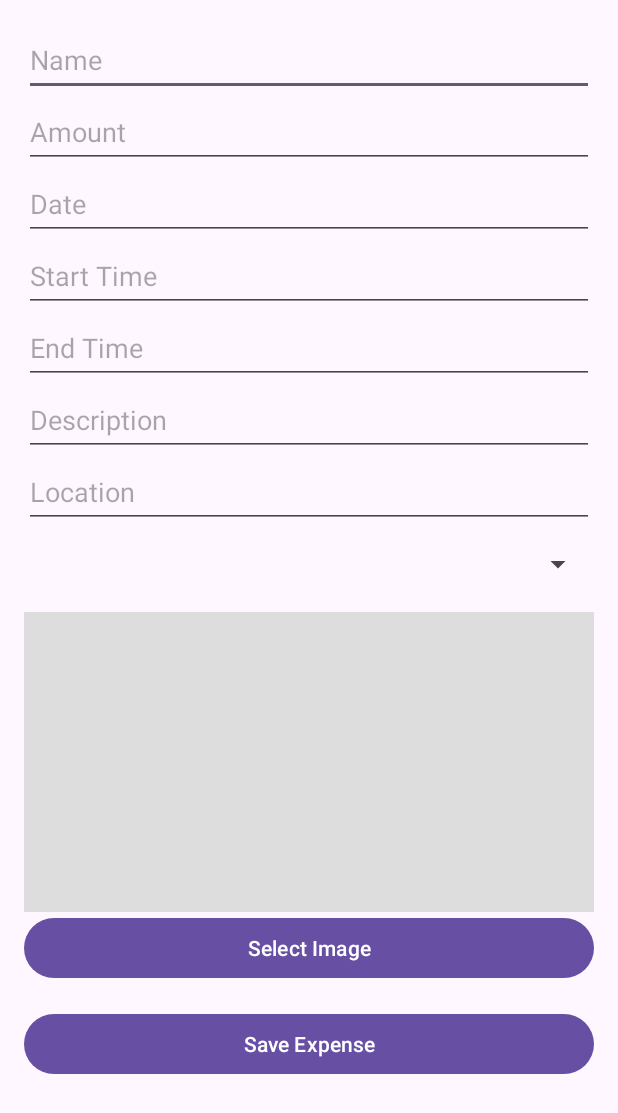
After one commit to CalebHartsliefST10255912/PROG7313_POE_PART2, an Android app: the layout activity_add_expense.xml on its own in the app's theme, with its tools: preview values and no code run, on a phone screen of 412 x 824 dp. The commit adds this screen. Shown: the top 1113 px of the screen. Run offline under Robolectric (Android 15) with nearby library versions, the phone set to English and light mode, and no system bars.

Commit message:
vinay stuff

```diff
--- a/BudgetBee/app/src/main/java/com/example/budgetbee/CategoriesActivity.kt
+++ b/BudgetBee/app/src/main/java/com/example/budgetbee/CategoriesActivity.kt
@@ -57,7 +57,9 @@ class CategoriesActivity : AppCompatActivity() {
                     CategoryEntity(userId = userId, name = "Gifts", iconResId = R.drawable.blue_circle),
                     CategoryEntity(userId = userId, name = "Savings", iconResId = R.drawable.blue_circle),
                     CategoryEntity(userId = userId, name = "Entertainment", iconResId = R.drawable.blue_circle),
+                    CategoryEntity(userId = userId, name = "Income", iconResId = R.drawable.blue_circle),
                     CategoryEntity(userId = userId, name = "Add", iconResId = R.drawable.blue_circle)
+
                 )
 
                 withContext(Dispatchers.IO) {
--- /dev/null
+++ b/BudgetBee/app/src/main/res/layout/activity_add_expense.xml
@@ -0,0 +1,90 @@
+<?xml version="1.0" encoding="utf-8"?>
+<ScrollView xmlns:android="http://schemas.android.com/apk/res/android"
+    android:layout_width="match_parent"
+    android:layout_height="match_parent">
+
+    <LinearLayout
+        android:padding="16dp"
+        android:orientation="vertical"
+        android:layout_width="match_parent"
+        android:layout_height="wrap_content">
+
+        <EditText
+            android:id="@+id/editName"
+            android:layout_width="match_parent"
+            android:layout_height="wrap_content"
+            android:hint="Name"
+            android:minHeight="48dp" />
+
+        <EditText
+            android:id="@+id/editAmount"
+            android:layout_width="match_parent"
+            android:layout_height="wrap_content"
+            android:hint="Amount"
+            android:inputType="numberDecimal"
+            android:minHeight="48dp" />
+
+        <EditText
+            android:id="@+id/editDate"
+            android:layout_width="match_parent"
+            android:layout_height="wrap_content"
+            android:hint="Date"
+            android:minHeight="48dp" />
+
+        <EditText
+            android:id="@+id/editStartTime"
+            android:layout_width="match_parent"
+            android:layout_height="wrap_content"
+            android:hint="Start Time"
+            android:minHeight="48dp" />
+
+        <EditText
+            android:id="@+id/editEndTime"
+            android:layout_width="match_parent"
+            android:layout_height="wrap_content"
+            android:hint="End Time"
+            android:minHeight="48dp" />
+
+        <EditText
+            android:id="@+id/editDescription"
+            android:layout_width="match_parent"
+            android:layout_height="wrap_content"
+            android:hint="Description"
+            android:minHeight="48dp" />
+
+        <EditText
+            android:id="@+id/editLocation"
+            android:layout_width="match_parent"
+            android:layout_height="wrap_content"
+            android:hint="Location"
+            android:minHeight="48dp" />
+
+        <Spinner
+            android:id="@+id/spinnerCategory"
+            android:layout_width="match_parent"
+            android:layout_height="wrap_content"
+            android:minHeight="48dp" />
+
+        <ImageView
+            android:id="@+id/imageViewPreview"
+            android:layout_width="match_parent"
+            android:layout_height="200dp"
+            android:layout_marginTop="8dp"
+            android:scaleType="centerCrop"
+            android:background="#DDD"/>
+
+        <Button
+            android:id="@+id/buttonSelectImage"
+            android:text="Select Image"
+            android:layout_width="match_parent"
+            android:layout_height="wrap_content" />
+
+        <Button
+            android:id="@+id/buttonSaveExpense"
+            android:text="Save Expense"
+            android:layout_width="match_parent"
+            android:layout_height="wrap_content"
+            android:layout_marginTop="16dp"/>
+
+    </LinearLayout>
+</ScrollView>
--- a/BudgetBee/app/src/main/res/values/strings.xml
+++ b/BudgetBee/app/src/main/res/values/strings.xml
@@ -2,4 +2,7 @@
     <string name="app_name">BudgetBee</string>
     <!-- TODO: Remove or change this placeholder text -->
     <string name="hello_blank_fragment">Hello blank fragment</string>
+    <string name="expense_amount">R %1$.2f</string>
+    <string name="expense_datetime">%1$s | %2$s - %3$s</string>
+
 </resources>
```
Also changed, not shown: BudgetBee/app/src/main/java/com/example/budgetbee/AddExpenseActivity.kt (added, +126 -0 lines), BudgetBee/app/src/main/java/com/example/budgetbee/ExpenseAdapter.kt (added, +48 -0 lines), BudgetBee/app/src/main/java/com/example/budgetbee/ExpenseDao.kt (+17 -1 lines), BudgetBee/app/src/main/java/com/example/budgetbee/ExpenseEntryEntity.kt (+5 -4 lines), BudgetBee/app/src/main/java/com/example/budgetbee/ViewExpensesActivity.kt (added, +54 -0 lines), BudgetBee/app/src/main/res/layout/activity_view_expenses.xml (added, +21 -0 lines), BudgetBee/app/src/main/res/layout/item_expense.xml (added, +41 -0 lines).
